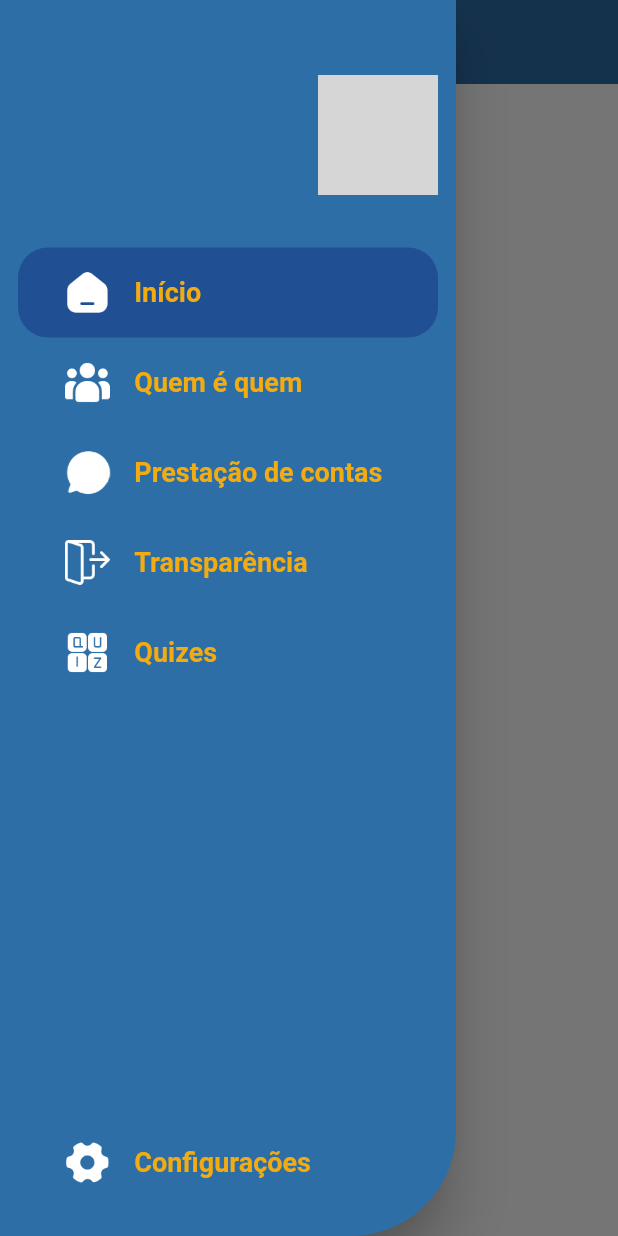
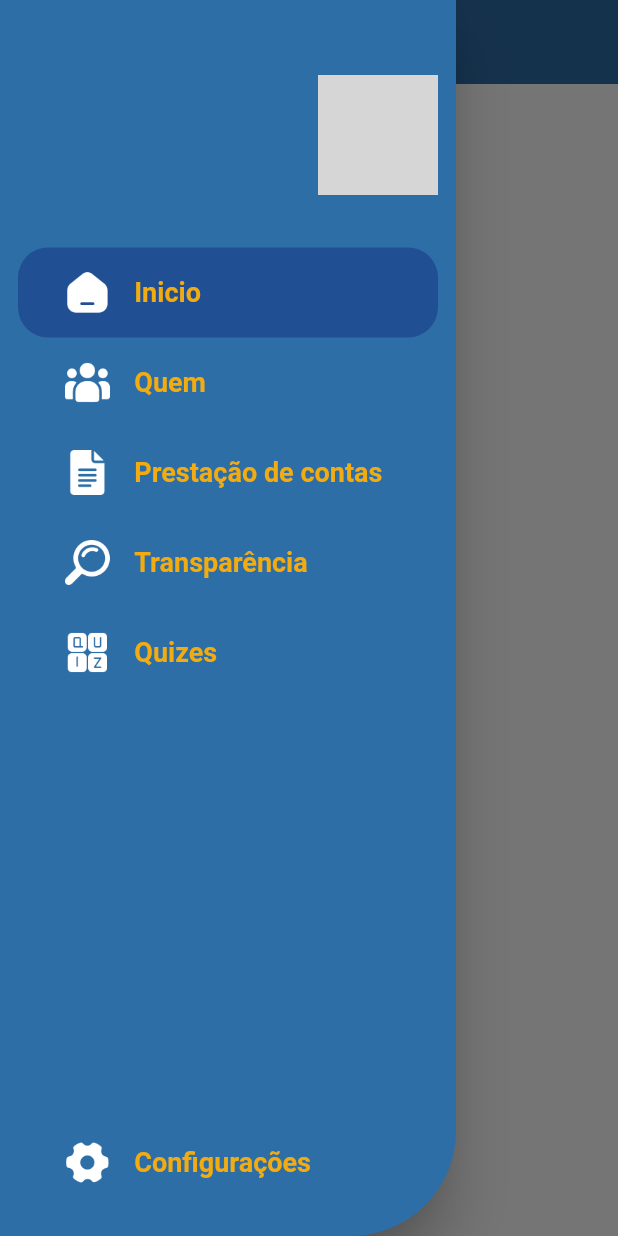
Before and after one commit to Markfgui675/AppSecretaria, a Flutter app: the screen it shows once a user with an empty profile is signed in, with the side drawer open, on a phone screen of 412 x 824 dp. Run offline on Flutter 3.47's test engine with Material 2 defaults, Android fonts, the light colour scheme and no system bars; our stand-ins replace cloud_firestore, firebase_auth, firebase_core, font_awesome_flutter, get, google_fonts and 1 more; accounts and stored records are empty; network calls fail; Roboto replaces fonts that are missing (Kanit); grey boxes are pictures that could not be loaded.

Commit message:
Chore:
Resolução de bugs da filtragem de dados dos servidores e dos itens do menu.

```diff
--- a/lib/Home.dart
+++ b/lib/Home.dart
@@ -52,8 +52,8 @@ class _HomeState extends State<Home> {
           )),
       body: container,
       drawer: Drawer(
-        backgroundColor: Color(0xff2E6EA7),
-        shape: RoundedRectangleBorder(
+        backgroundColor: const Color(0xff2E6EA7),
+        shape: const RoundedRectangleBorder(
             borderRadius: BorderRadius.only(bottomRight: Radius.circular(70))
         ),
         child: SingleChildScrollView(
@@ -78,17 +78,17 @@ class _HomeState extends State<Home> {
       child: Column(
         // shows the list of menu drawer
         children: [
-          menuItem(1, "Início", 'icons/home.png',
+          menuItem(1, "Inicio", 'icons/home.png',
               currentPage == DrawerSections.inicio ? true : false),
-          menuItem(2, "Quem é quem", 'icons/customer.png',
+          menuItem(2, "Quem", 'icons/customer.png',
               currentPage == DrawerSections.quem ? true : false),
-          menuItem(3, "Prestação de contas", 'icons/ita_icone.png',
+          menuItem(3, "Prestação de contas", 'icons/prestacao_contas.png',
               currentPage == DrawerSections.prestacao_de_contas ? true : false),
-          menuItem(4, "Transparência", 'icons/logout.png',
+          menuItem(4, "Transparência", 'icons/transparencia.png',
               currentPage == DrawerSections.transparencia ? true : false),
           menuItem(5, "Quizes", 'icons/quiz.png',
               currentPage == DrawerSections.quizes ? true : false),
-          SizedBox(height: 280),
+          const SizedBox(height: 280),
           menuItem(6, "Configurações", 'icons/setting.png',
               currentPage == DrawerSections.configuracoes ? true : false),
         ],
@@ -112,8 +112,8 @@ class _HomeState extends State<Home> {
                 currentPage = DrawerSections.quem;
               } else if (id == 3) {
                 currentPage = DrawerSections.prestacao_de_contas;
-              } else if (id == 4){
-                currentPage == DrawerSections.transparencia;
+              } else if (id == 4) {
+                currentPage = DrawerSections.transparencia;
               } else if (id == 5) {
                 currentPage = DrawerSections.quizes;
               } else if (id == 6) {
@@ -126,13 +126,22 @@ class _HomeState extends State<Home> {
             child: Row(
               children: [
                 Expanded(
-                    child: Image.asset(urlIcon, width: 30, height: 30, color: Colors.white,)
+                  child: Image.asset(
+                    urlIcon,
+                    width: 30,
+                    height: 30,
+                    color: Colors.white,
+                  )
                 ),
                 Expanded(
                   flex: 3,
                   child: Text(
                     title,
-                    style: GoogleFonts.kanit().copyWith(fontWeight: FontWeight.bold, fontSize: 18, color: const Color(0xfff2ab11)),
+                    style: GoogleFonts.kanit().copyWith(
+                        fontWeight: FontWeight.bold,
+                        fontSize: 18,
+                        color: const Color(0xfff2ab11
+                    )),
                   ),
                 ),
               ],
@@ -142,7 +151,6 @@ class _HomeState extends State<Home> {
       ),
     );
   }
-
 }
 
 enum DrawerSections {
--- a/lib/telas/quem.dart
+++ b/lib/telas/quem.dart
@@ -25,9 +25,6 @@ class _QuemState extends State<Quem> {
   final dropValueEndereco = ValueNotifier('');
   final dropOpcoesEndereco = [''];
 
-  bool c = true;
-  bool s = false;
-
   recuperaDados() async {
     FirebaseFirestore db = FirebaseFirestore.instance;
 
@@ -35,7 +32,7 @@ class _QuemState extends State<Quem> {
     dropOpcoesSetor.clear();
     dropOpcoesEndereco.clear();
     int i = 0;
-    dynamic x;
+    bool c = true;
     await db.collection('qq_pesquisa').get().then(
             (querySnapshot){
           for (var docSnapshot in querySnapshot.docs){
--- a/pubspec.yaml
+++ b/pubspec.yaml
@@ -85,6 +85,8 @@ flutter:
     - icons/logout.png
     - imagens/hospital.jpg
     - imagens/google.png
+    - icons/prestacao_contas.png
+    - icons/transparencia.png
   #   - images/a_dot_ham.jpeg
 
   # An image asset can refer to one or more resolution-specific "variants", see
```
Also changed, not shown: lib/widgets/pesquisa_quem.dart (+38 -41 lines), icons/prestacao_contas.png (added), icons/transparencia.png (added). Lines whose indentation alone changed are shown as unchanged.
